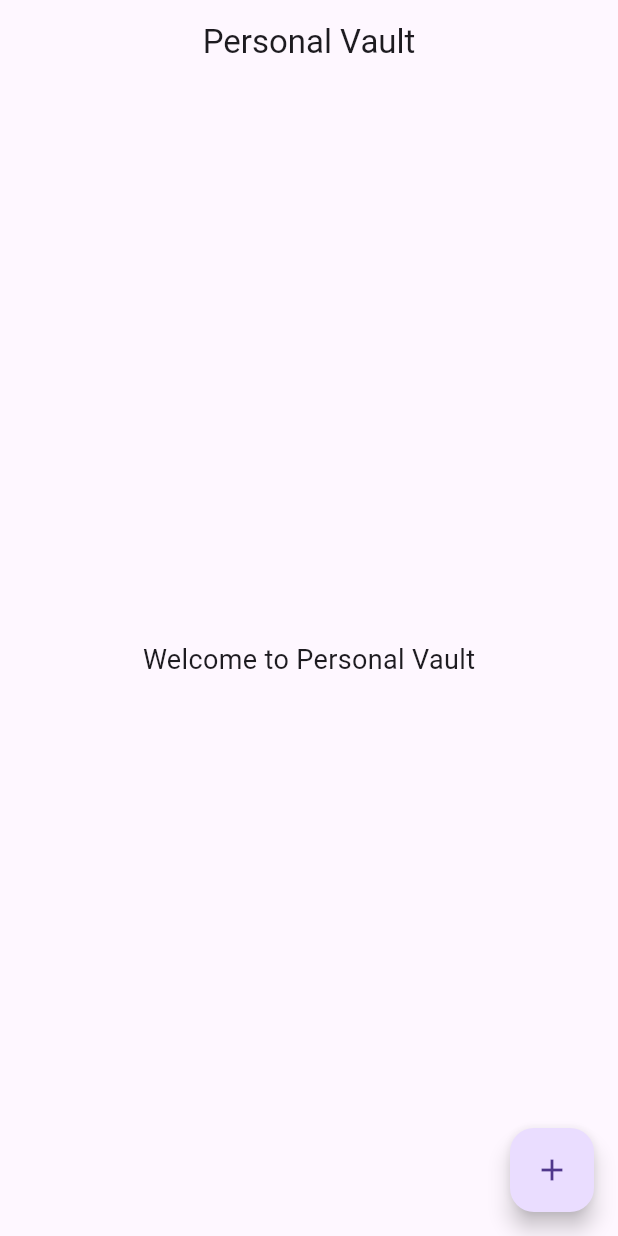
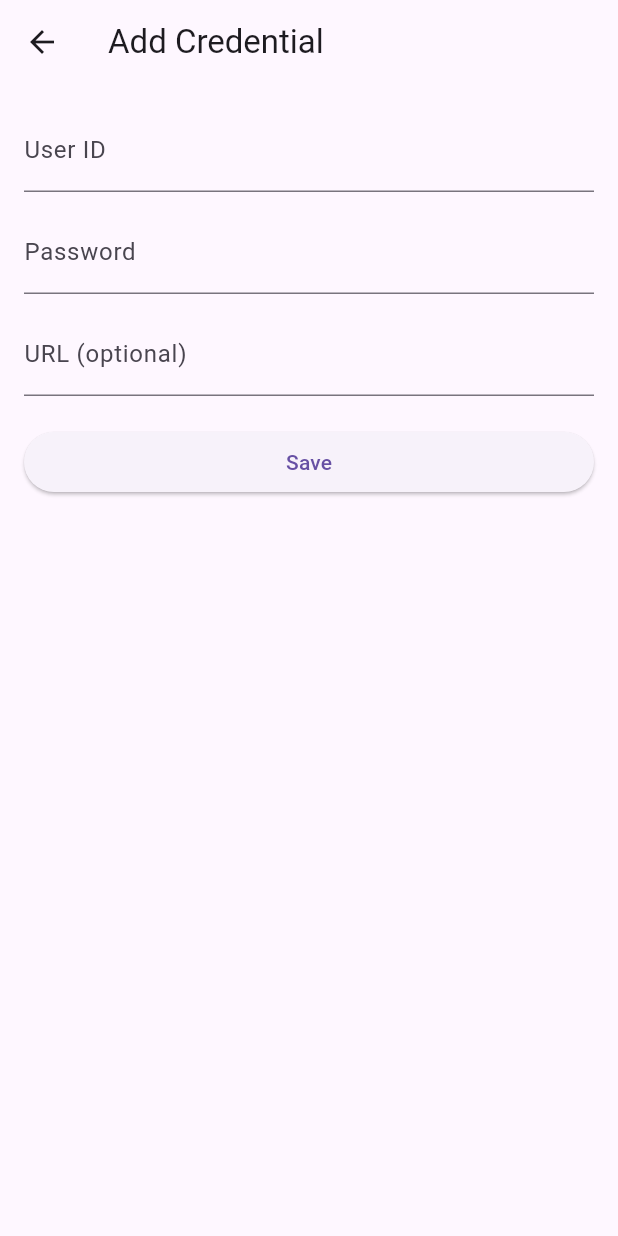
Before and after one commit to surep83/PersonalVault, a Flutter app: the HomeScreen screen opened directly, after a tap on the "add" icon, on a phone screen of 412 x 824 dp. Run offline on Flutter 3.47's test engine with Material 3 defaults, Android fonts, the phone set to English and light mode, and no system bars; our stand-ins replace flutter_image_compress, shared_preferences, sqflite; missing offline and left inert: pdf_render; accounts and stored records are empty.

Commit message:
Added UI

```diff
--- a/example/lib/main.dart
+++ b/example/lib/main.dart
@@ -1,5 +1,5 @@
 import 'package:flutter/material.dart';
-import 'src/app.dart';
+import 'package:personal_vault_v4/src/app.dart';
 
 void main() {
   runApp(const PersonalVaultApp());
--- a/lib/background/sync_task.dart
+++ b/lib/background/sync_task.dart
@@ -1,4 +1,4 @@
-import 'package:workmanager/workmanager.dart';
+import 'dart:typed_data';
 import '../storage/sqlite_service.dart';
 import '../sync/drive_sync.dart';
 import '../crypto/vault_crypto.dart';
--- a/lib/main.dart
+++ b/lib/main.dart
@@ -1,20 +1,9 @@
 import 'package:flutter/material.dart';
+import 'package:personal_vault_v4/ui/screens/home_screen.dart';
 
 void main() {
-  runApp(const MyApp());
+  runApp(const MaterialApp(
+    debugShowCheckedModeBanner: false,
+    home: HomeScreen(),
+  ));
 }
-
-class MyApp extends StatelessWidget {
-  const MyApp({super.key});
-
-  @override
-  Widget build(BuildContext context) {
-    return MaterialApp(
-      debugShowCheckedModeBanner: false,
-      home: Scaffold(
-        appBar: AppBar(title: const Text('Personal Vault')),
-        body: const Center(child: Text('Hello Flutter!')),
-      ),
-    );
-  }
-}
--- a/lib/storage/sqlite_service.dart
+++ b/lib/storage/sqlite_service.dart
@@ -0,0 +1,124 @@
+import 'dart:async';
+import 'package:flutter/foundation.dart' show kIsWeb;
+import 'package:path/path.dart';
+import 'package:sqflite/sqflite.dart';
+import 'package:path_provider/path_provider.dart';
+import 'dart:convert';
+import 'package:shared_preferences/shared_preferences.dart';
+
+
+/// Simple SQLite service to store credential entries.
+class SQLiteService {
+	static final SQLiteService _instance = SQLiteService._internal();
+	factory SQLiteService() => _instance;
+	SQLiteService._internal();
+
+	Database? _db;
+	// In-memory fallback for unsupported platforms (web) or when sqlite isn't available.
+	final List<Map<String, dynamic>> _inMemoryRows = [];
+	bool _useInMemory = false;
+
+	Future<void> init() async {
+		if (_db != null) return;
+		// On web and some test environments, `sqflite` and `path_provider` are not available.
+		if (kIsWeb) {
+			_useInMemory = true;
+			// load persisted rows from SharedPreferences if available
+			try {
+				final prefs = await SharedPreferences.getInstance();
+				final s = prefs.getString('credentials');
+				if (s != null) {
+					final List<dynamic> decoded = jsonDecode(s);
+					_inMemoryRows.clear();
+					for (final e in decoded) {
+						_inMemoryRows.add(Map<String, dynamic>.from(e as Map));
+					}
+				}
+			} catch (_) {
+				// ignore
+			}
+			return;
+		}
+
+		try {
+			final documentsDirectory = await getApplicationDocumentsDirectory();
+			final path = join(documentsDirectory.path, 'personal_vault.db');
+
+			_db = await openDatabase(
+				path,
+				version: 1,
+				onCreate: (db, version) async {
+					await db.execute('''
+						CREATE TABLE credentials(
+							id INTEGER PRIMARY KEY AUTOINCREMENT,
+							user_id TEXT NOT NULL,
+							password TEXT NOT NULL,
+							url TEXT,
+							created_at INTEGER NOT NULL
+						)
+					''');
+				},
+			);
+		} catch (_) {
+			// If any platform-specific call fails, fall back to in-memory storage to avoid blocking the UI.
+			_useInMemory = true;
+		}
+	}
+
+	Future<int> insertCredential({required String userId, required String password, String? url}) async {
+		await init();
+		final now = DateTime.now().millisecondsSinceEpoch;
+		if (_useInMemory) {
+			final id = (_inMemoryRows.isEmpty ? 1 : (_inMemoryRows.first['id'] as int) + 1);
+			final row = {
+				'id': id,
+				'user_id': userId,
+				'password': password,
+				'url': url,
+				'created_at': now,
+			};
+			_inMemoryRows.insert(0, row);
+			// persist to SharedPreferences when on web
+			if (kIsWeb) {
+				try {
+					final prefs = await SharedPreferences.getInstance();
+					await prefs.setString('credentials', jsonEncode(_inMemoryRows));
+				} catch (_) {}
+			}
+			return id;
+		}
+
+		final id = await _db!.insert('credentials', {
+			'user_id': userId,
+			'password': password,
+			'url': url,
+			'created_at': now,
+		});
+		return id;
+	}
+
+	/// Compatibility shim used by background sync; returns empty list.
+	Future<List<dynamic>> getPendingItems() async {
+		return <dynamic>[];
+	}
+
+	/// Compatibility shim for `updateItem` used by background sync.
+	Future<void> updateItem(dynamic item) async {
+		// No-op for now.
+		return;
+	}
+
+	Future<List<Map<String, dynamic>>> getAllCredentials() async {
+		await init();
+		if (_useInMemory) {
+			return List<Map<String, dynamic>>.from(_inMemoryRows);
+		}
+		final rows = await _db!.query('credentials', orderBy: 'created_at DESC');
+		return rows;
+	}
+
+	Future<void> close() async {
+		await _db?.close();
+		_db = null;
+	}
+}
--- /dev/null
+++ b/lib/ui/screens/add_credential_screen.dart
@@ -0,0 +1,88 @@
+import 'package:flutter/material.dart';
+import '../../storage/sqlite_service.dart';
+
+class AddCredentialScreen extends StatefulWidget {
+  const AddCredentialScreen({super.key});
+
+  @override
+  State<AddCredentialScreen> createState() => _AddCredentialScreenState();
+}
+
+class _AddCredentialScreenState extends State<AddCredentialScreen> {
+  final _formKey = GlobalKey<FormState>();
+  final _userController = TextEditingController();
+  final _passwordController = TextEditingController();
+  final _urlController = TextEditingController();
+  bool _saving = false;
+
+  @override
+  void dispose() {
+    _userController.dispose();
+    _passwordController.dispose();
+    _urlController.dispose();
+    super.dispose();
+  }
+
+  Future<void> _save() async {
+    if (!_formKey.currentState!.validate()) return;
+    setState(() => _saving = true);
+    try {
+      final sqlite = SQLiteService();
+      await sqlite.insertCredential(
+        userId: _userController.text.trim(),
+        password: _passwordController.text,
+        url: _urlController.text.trim().isEmpty ? null : _urlController.text.trim(),
+      );
+      if (!mounted) return;
+      ScaffoldMessenger.of(context).showSnackBar(const SnackBar(content: Text('Saved')));
+      Navigator.of(context).pop(true);
+    } catch (e) {
+      ScaffoldMessenger.of(context).showSnackBar(SnackBar(content: Text('Error: $e')));
+    } finally {
+      if (mounted) setState(() => _saving = false);
+    }
+  }
+
+  @override
+  Widget build(BuildContext context) {
+    return Scaffold(
+      appBar: AppBar(title: const Text('Add Credential')),
+      body: Padding(
+        padding: const EdgeInsets.all(16.0),
+        child: Form(
+          key: _formKey,
+          child: Column(
+            children: [
+              TextFormField(
+                controller: _userController,
+                decoration: const InputDecoration(labelText: 'User ID'),
+                validator: (v) => (v == null || v.trim().isEmpty) ? 'Required' : null,
+              ),
+              const SizedBox(height: 12),
+              TextFormField(
+                controller: _passwordController,
+                decoration: const InputDecoration(labelText: 'Password'),
+                obscureText: true,
+                validator: (v) => (v == null || v.isEmpty) ? 'Required' : null,
+              ),
+              const SizedBox(height: 12),
+              TextFormField(
+                controller: _urlController,
+                decoration: const InputDecoration(labelText: 'URL (optional)'),
+                keyboardType: TextInputType.url,
+              ),
+              const SizedBox(height: 20),
+              SizedBox(
+                width: double.infinity,
+                child: ElevatedButton(
+                  onPressed: _saving ? null : _save,
+                  child: _saving ? const CircularProgressIndicator() : const Text('Save'),
+                ),
+              ),
+            ],
+          ),
+        ),
+      ),
+    );
+  }
+}
--- a/lib/ui/screens/home_screen.dart
+++ b/lib/ui/screens/home_screen.dart
@@ -1,7 +1,42 @@
 import 'package:flutter/material.dart';
+import '../../storage/sqlite_service.dart';
+import 'add_credential_screen.dart';
 
-class HomeScreen extends StatelessWidget {
+class HomeScreen extends StatefulWidget {
   const HomeScreen({super.key});
+
+  @override
+  State<HomeScreen> createState() => _HomeScreenState();
+}
+
+class _HomeScreenState extends State<HomeScreen> {
+  final SQLiteService _sqlite = SQLiteService();
+  List<Map<String, dynamic>> _items = [];
+  bool _loading = true;
+
+  @override
+  void initState() {
+    super.initState();
+    _load();
+  }
+
+  Future<void> _load() async {
+    setState(() => _loading = true);
+    await _sqlite.init();
+    final rows = await _sqlite.getAllCredentials();
+    if (!mounted) return;
+    setState(() {
+      _items = rows;
+      _loading = false;
+    });
+  }
+
+  Future<void> _openAdd() async {
+    final result = await Navigator.of(context).push<bool>(
+      MaterialPageRoute(builder: (_) => const AddCredentialScreen()),
+    );
+    if (result == true) await _load();
+  }
 
   @override
   Widget build(BuildContext context) {
@@ -10,16 +45,24 @@ class HomeScreen extends StatelessWidget {
         title: const Text('Personal Vault'),
         centerTitle: true,
       ),
-      body: const Center(
-        child: Text(
-          'Welcome to Personal Vault',
-          style: TextStyle(fontSize: 18),
-        ),
-      ),
+      body: _loading
+          ? const Center(child: CircularProgressIndicator())
+          : _items.isEmpty
+              ? const Center(child: Text('No credentials yet'))
+              : ListView.separated(
+                  itemCount: _items.length,
+                  separatorBuilder: (_, __) => const Divider(height: 1),
+                  itemBuilder: (context, index) {
+                    final row = _items[index];
+                    return ListTile(
+                      title: Text(row['user_id'] ?? '-'),
+                      subtitle: Text(row['url'] ?? ''),
+                      trailing: Text(row['id'].toString()),
+                    );
+                  },
+                ),
       floatingActionButton: FloatingActionButton(
-        onPressed: () {
-          // TODO: Open item creation flow
-        },
+        onPressed: _openAdd,
         child: const Icon(Icons.add),
       ),
     );
```
Also changed, not shown: lib/crypto/thumbnail_generator.dart (+46 -7 lines), lib/crypto/vault_crypto.dart (+8 -0 lines), lib/sync/drive_sync.dart (+15 -0 lines), pubspec.yaml (+8 -0 lines), pubspec.lock, 2 other files.
